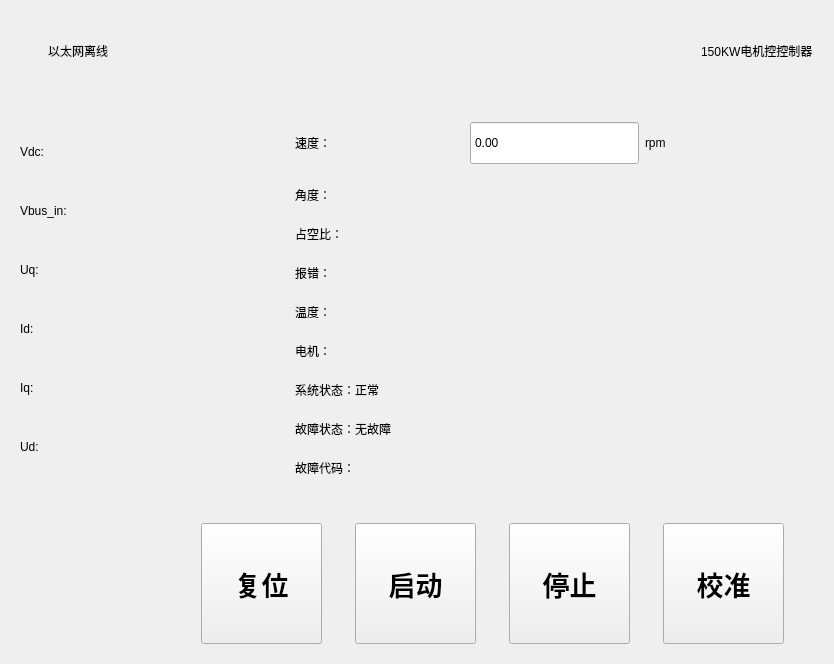
Before: the Qt Designer form src/ui/ctrl_panel.ui in MisakaMikoto128/UDP_Oscilloscope, drawn with Qt 5.
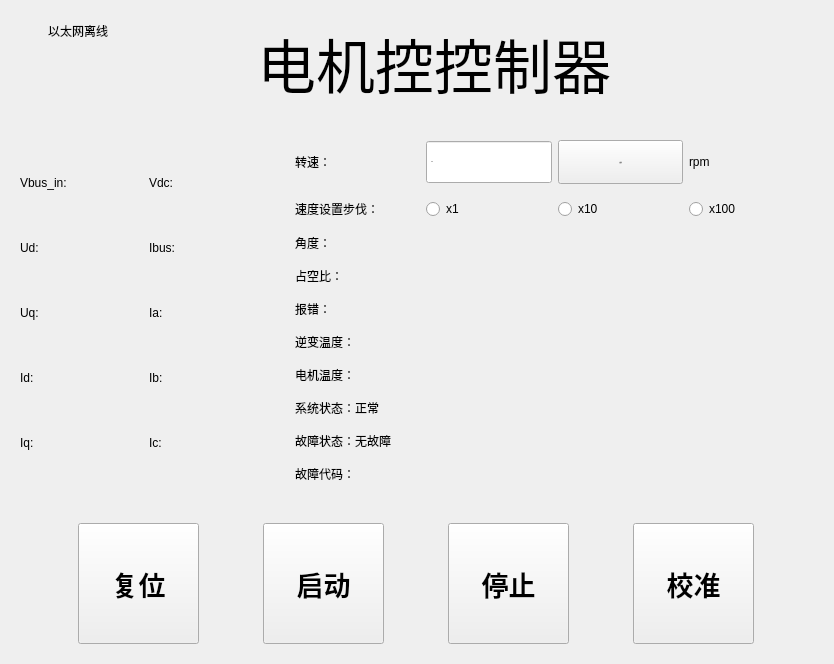
After: the same form once the commit is applied. Custom widgets are drawn as their Qt base class.

Commit message: 监控界面基本功能开发完成

```diff
--- a/src/ui/ctrl_panel.ui
+++ b/src/ui/ctrl_panel.ui
@@ -23,16 +23,6 @@
       </sizepolicy>
      </property>
      <layout class="QHBoxLayout" name="horizontalLayout_3">
-      <item>
-       <widget class="IconInfoBadge" name="badge_fault_status">
-        <property name="maximumSize">
-         <size>
-          <width>121</width>
-          <height>121</height>
-         </size>
-        </property>
-       </widget>
-      </item>
       <item>
        <widget class="PillPushButton" name="btn_reset_dev">
         <property name="sizePolicy">
@@ -175,8 +165,23 @@
        <height>80</height>
       </size>
      </property>
-     <layout class="QHBoxLayout" name="horizontalLayout_2">
-      <item>
+     <layout class="QGridLayout" name="gridLayout_4">
+      <item row="0" column="2" rowspan="2">
+       <widget class="LargeTitleLabel" name="LargeTitleLabel">
+        <property name="font">
+         <font>
+          <family>华文行楷</family>
+          <pointsize>44</pointsize>
+          <weight>50</weight>
+          <bold>false</bold>
+         </font>
+        </property>
+        <property name="text">
+         <string>电机控控制器</string>
+        </property>
+       </widget>
+      </item>
+      <item row="0" column="0">
        <widget class="IconInfoBadge" name="badge_online_status">
         <property name="minimumSize">
          <size>
@@ -195,33 +200,39 @@
         </property>
        </widget>
       </item>
-      <item>
+      <item row="1" column="3">
+       <spacer name="horizontalSpacer_2">
+        <property name="orientation">
+         <enum>Qt::Horizontal</enum>
+        </property>
+        <property name="sizeHint" stdset="0">
+         <size>
+          <width>40</width>
+          <height>20</height>
+         </size>
+        </property>
+       </spacer>
+      </item>
+      <item row="1" column="1">
+       <spacer name="horizontalSpacer">
+        <property name="orientation">
+         <enum>Qt::Horizontal</enum>
+        </property>
+        <property name="sizeHint" stdset="0">
+         <size>
+          <width>40</width>
+          <height>20</height>
+         </size>
+        </property>
+       </spacer>
+      </item>
+      <item row="0" column="1">
        <widget class="SubtitleLabel" name="label_online_status">
         <property name="text">
          <string>以太网离线</string>
         </property>
        </widget>
       </item>
-      <item>
-       <spacer name="horizontalSpacer">
-        <property name="orientation">
-         <enum>Qt::Horizontal</enum>
-        </property>
-        <property name="sizeHint" stdset="0">
-         <size>
-          <width>40</width>
-          <height>20</height>
-         </size>
-        </property>
-       </spacer>
-      </item>
-      <item>
-       <widget class="LargeTitleLabel" name="LargeTitleLabel">
-        <property name="text">
-         <string>150KW电机控控制器</string>
-        </property>
-       </widget>
-      </item>
      </layout>
     </widget>
    </item>
@@ -234,54 +245,8 @@
       </sizepolicy>
      </property>
      <layout class="QGridLayout" name="gridLayout">
-      <item row="4" column="0">
-       <widget class="SubtitleLabel" name="label_id">
-        <property name="sizePolicy">
-         <sizepolicy hsizetype="Preferred" vsizetype="Fixed">
-          <horstretch>0</horstretch>
-          <verstretch>0</verstretch>
-         </sizepolicy>
-        </property>
-        <property name="text">
-         <string>Id:</string>
-        </property>
-        <property name="textFormat">
-         <enum>Qt::MarkdownText</enum>
-        </property>
-        <property name="lightColor" stdset="0">
-         <color>
-          <red>213</red>
-          <green>110</green>
-          <blue>7</blue>
-         </color>
-        </property>
-       </widget>
-      </item>
-      <item row="5" column="0">
-       <widget class="SubtitleLabel" name="iq">
-        <property name="sizePolicy">
-         <sizepolicy hsizetype="Preferred" vsizetype="Fixed">
-          <horstretch>0</horstretch>
-          <verstretch>0</verstretch>
-         </sizepolicy>
-        </property>
-        <property name="text">
-         <string>Iq:</string>
-        </property>
-        <property name="textFormat">
-         <enum>Qt::MarkdownText</enum>
-        </property>
-        <property name="lightColor" stdset="0">
-         <color>
-          <red>213</red>
-          <green>110</green>
-          <blue>7</blue>
-         </color>
-        </property>
-       </widget>
-      </item>
-      <item row="2" column="0">
-       <widget class="SubtitleLabel" name="label_bus_in">
+      <item row="0" column="0">
+       <widget class="SubtitleLabel" name="label_vbus_in">
         <property name="sizePolicy">
          <sizepolicy hsizetype="Preferred" vsizetype="Fixed">
           <horstretch>0</horstretch>
@@ -303,59 +268,7 @@
         </property>
        </widget>
       </item>
-      <item row="3" column="0">
-       <widget class="SubtitleLabel" name="label_uq">
-        <property name="sizePolicy">
-         <sizepolicy hsizetype="Preferred" vsizetype="Fixed">
-          <horstretch>0</horstretch>
-          <verstretch>0</verstretch>
-         </sizepolicy>
-        </property>
-        <property name="text">
-         <string>Uq:</string>
-        </property>
-        <property name="textFormat">
-         <enum>Qt::MarkdownText</enum>
-        </property>
-        <property name="lightColor" stdset="0">
-         <color>
-          <red>213</red>
-          <green>0</green>
-          <blue>39</blue>
-         </color>
-        </property>
-       </widget>
-      </item>
-      <item row="6" column="0">
-       <widget class="SubtitleLabel" name="label_ud">
-        <property name="sizePolicy">
-         <sizepolicy hsizetype="Preferred" vsizetype="Fixed">
-          <horstretch>0</horstretch>
-          <verstretch>0</verstretch>
-         </sizepolicy>
-        </property>
-        <property name="minimumSize">
-         <size>
-          <width>0</width>
-          <height>0</height>
-         </size>
-        </property>
-        <property name="text">
-         <string>Ud:</string>
-        </property>
-        <property name="textFormat">
-         <enum>Qt::MarkdownText</enum>
-        </property>
-        <property name="lightColor" stdset="0">
-         <color>
-          <red>213</red>
-          <green>110</green>
-          <blue>7</blue>
-         </color>
-        </property>
-       </widget>
-      </item>
-      <item row="1" column="0">
+      <item row="0" column="1">
        <widget class="SubtitleLabel" name="label_vdc">
         <property name="sizePolicy">
          <sizepolicy hsizetype="Preferred" vsizetype="Fixed">
@@ -381,6 +294,196 @@
         </property>
        </widget>
       </item>
+      <item row="1" column="0">
+       <widget class="SubtitleLabel" name="label_ud">
+        <property name="sizePolicy">
+         <sizepolicy hsizetype="Preferred" vsizetype="Fixed">
+          <horstretch>0</horstretch>
+          <verstretch>0</verstretch>
+         </sizepolicy>
+        </property>
+        <property name="minimumSize">
+         <size>
+          <width>0</width>
+          <height>0</height>
+         </size>
+        </property>
+        <property name="text">
+         <string>Ud:</string>
+        </property>
+        <property name="textFormat">
+         <enum>Qt::MarkdownText</enum>
+        </property>
+        <property name="lightColor" stdset="0">
+         <color>
+          <red>213</red>
+          <green>110</green>
+          <blue>7</blue>
+         </color>
+        </property>
+       </widget>
+      </item>
+      <item row="1" column="1">
+       <widget class="SubtitleLabel" name="label_ibus">
+        <property name="sizePolicy">
+         <sizepolicy hsizetype="Preferred" vsizetype="Fixed">
+          <horstretch>0</horstretch>
+          <verstretch>0</verstretch>
+         </sizepolicy>
+        </property>
+        <property name="text">
+         <string>Ibus:</string>
+        </property>
+        <property name="textFormat">
+         <enum>Qt::MarkdownText</enum>
+        </property>
+        <property name="lightColor" stdset="0">
+         <color>
+          <red>255</red>
+          <green>5</green>
+          <blue>30</blue>
+         </color>
+        </property>
+       </widget>
+      </item>
+      <item row="2" column="0">
+       <widget class="SubtitleLabel" name="label_uq">
+        <property name="sizePolicy">
+         <sizepolicy hsizetype="Preferred" vsizetype="Fixed">
+          <horstretch>0</horstretch>
+          <verstretch>0</verstretch>
+         </sizepolicy>
+        </property>
+        <property name="text">
+         <string>Uq:</string>
+        </property>
+        <property name="textFormat">
+         <enum>Qt::MarkdownText</enum>
+        </property>
+        <property name="lightColor" stdset="0">
+         <color>
+          <red>213</red>
+          <green>0</green>
+          <blue>39</blue>
+         </color>
+        </property>
+       </widget>
+      </item>
+      <item row="2" column="1">
+       <widget class="SubtitleLabel" name="label_ia">
+        <property name="sizePolicy">
+         <sizepolicy hsizetype="Preferred" vsizetype="Fixed">
+          <horstretch>0</horstretch>
+          <verstretch>0</verstretch>
+         </sizepolicy>
+        </property>
+        <property name="text">
+         <string>Ia:</string>
+        </property>
+        <property name="textFormat">
+         <enum>Qt::MarkdownText</enum>
+        </property>
+        <property name="lightColor" stdset="0">
+         <color>
+          <red>255</red>
+          <green>5</green>
+          <blue>30</blue>
+         </color>
+        </property>
+       </widget>
+      </item>
+      <item row="3" column="0">
+       <widget class="SubtitleLabel" name="label_id">
+        <property name="sizePolicy">
+         <sizepolicy hsizetype="Preferred" vsizetype="Fixed">
+          <horstretch>0</horstretch>
+          <verstretch>0</verstretch>
+         </sizepolicy>
+        </property>
+        <property name="text">
+         <string>Id:</string>
+        </property>
+        <property name="textFormat">
+         <enum>Qt::MarkdownText</enum>
+        </property>
+        <property name="lightColor" stdset="0">
+         <color>
+          <red>213</red>
+          <green>110</green>
+          <blue>7</blue>
+         </color>
+        </property>
+       </widget>
+      </item>
+      <item row="3" column="1">
+       <widget class="SubtitleLabel" name="label_ib">
+        <property name="sizePolicy">
+         <sizepolicy hsizetype="Preferred" vsizetype="Fixed">
+          <horstretch>0</horstretch>
+          <verstretch>0</verstretch>
+         </sizepolicy>
+        </property>
+        <property name="text">
+         <string>Ib:</string>
+        </property>
+        <property name="textFormat">
+         <enum>Qt::MarkdownText</enum>
+        </property>
+        <property name="lightColor" stdset="0">
+         <color>
+          <red>255</red>
+          <green>5</green>
+          <blue>30</blue>
+         </color>
+        </property>
+       </widget>
+      </item>
+      <item row="4" column="0">
+       <widget class="SubtitleLabel" name="label_iq">
+        <property name="sizePolicy">
+         <sizepolicy hsizetype="Preferred" vsizetype="Fixed">
+          <horstretch>0</horstretch>
+          <verstretch>0</verstretch>
+         </sizepolicy>
+        </property>
+        <property name="text">
+         <string>Iq:</string>
+        </property>
+        <property name="textFormat">
+         <enum>Qt::MarkdownText</enum>
+        </property>
+        <property name="lightColor" stdset="0">
+         <color>
+          <red>213</red>
+          <green>110</green>
+          <blue>7</blue>
+         </color>
+        </property>
+       </widget>
+      </item>
+      <item row="4" column="1">
+       <widget class="SubtitleLabel" name="label_ic">
+        <property name="sizePolicy">
+         <sizepolicy hsizetype="Preferred" vsizetype="Fixed">
+          <horstretch>0</horstretch>
+          <verstretch>0</verstretch>
+         </sizepolicy>
+        </property>
+        <property name="text">
+         <string>Ic:</string>
+        </property>
+        <property name="textFormat">
+         <enum>Qt::MarkdownText</enum>
+        </property>
+        <property name="lightColor" stdset="0">
+         <color>
+          <red>255</red>
+          <green>5</green>
+          <blue>30</blue>
+         </color>
+        </property>
+       </widget>
+      </item>
      </layout>
     </widget>
    </item>
@@ -392,8 +495,8 @@
        <verstretch>0</verstretch>
       </sizepolicy>
      </property>
-     <layout class="QVBoxLayout" name="verticalLayout">
-      <item>
+     <layout class="QGridLayout" name="gridLayout_2">
+      <item row="0" column="0">
        <layout class="QHBoxLayout" name="horizontalLayout">
         <property name="sizeConstraint">
          <enum>QLayout::SetFixedSize</enum>
@@ -419,7 +522,7 @@
            </size>
           </property>
           <property name="text">
-           <string>速度：</string>
+           <string>转速：</string>
           </property>
           <property name="textFormat">
            <enum>Qt::MarkdownText</enum>
@@ -446,6 +549,13 @@
             <height>16777215</height>
            </size>
           </property>
+          <property name="font">
+           <font>
+            <pointsize>-1</pointsize>
+            <weight>50</weight>
+            <bold>false</bold>
+           </font>
+          </property>
           <property name="frame">
            <bool>true</bool>
           </property>
@@ -478,6 +588,26 @@
           </property>
          </widget>
         </item>
+        <item>
+         <widget class="PushButton" name="btn_speed_set">
+          <property name="minimumSize">
+           <size>
+            <width>0</width>
+            <height>44</height>
+           </size>
+          </property>
+          <property name="font">
+           <font>
+            <pointsize>-1</pointsize>
+            <weight>50</weight>
+            <bold>false</bold>
+           </font>
+          </property>
+          <property name="text">
+           <string>设置</string>
+          </property>
+         </widget>
+        </item>
         <item>
          <widget class="SubtitleLabel" name="SubtitleLabel_3">
           <property name="sizePolicy">
@@ -499,7 +629,54 @@
         </item>
        </layout>
       </item>
-      <item>
+      <item row="1" column="0">
+       <layout class="QHBoxLayout" name="horizontalLayout_4">
+        <item>
+         <widget class="SubtitleLabel" name="label_speed_2">
+          <property name="sizePolicy">
+           <sizepolicy hsizetype="Preferred" vsizetype="Fixed">
+            <horstretch>0</horstretch>
+            <verstretch>0</verstretch>
+           </sizepolicy>
+          </property>
+          <property name="minimumSize">
+           <size>
+            <width>0</width>
+            <height>0</height>
+           </size>
+          </property>
+          <property name="text">
+           <string>速度设置步伐：</string>
+          </property>
+          <property name="textFormat">
+           <enum>Qt::MarkdownText</enum>
+          </property>
+         </widget>
+        </item>
+        <item>
+         <widget class="RadioButton" name="radio_btn_speed_1">
+          <property name="text">
+           <string>x1</string>
+          </property>
+         </widget>
+        </item>
+        <item>
+         <widget class="RadioButton" name="radio_btn_speed_10">
+          <property name="text">
+           <string>x10</string>
+          </property>
+         </widget>
+        </item>
+        <item>
+         <widget class="RadioButton" name="radio_btn_speed_100">
+          <property name="text">
+           <string>x100</string>
+          </property>
+         </widget>
+        </item>
+       </layout>
+      </item>
+      <item row="2" column="0">
        <widget class="SubtitleLabel" name="label_angle">
         <property name="sizePolicy">
          <sizepolicy hsizetype="Preferred" vsizetype="Fixed">
@@ -515,7 +692,7 @@
         </property>
        </widget>
       </item>
-      <item>
+      <item row="3" column="0">
        <widget class="SubtitleLabel" name="label_duty_cycle">
         <property name="sizePolicy">
          <sizepolicy hsizetype="Preferred" vsizetype="Fixed">
@@ -531,7 +708,7 @@
         </property>
        </widget>
       </item>
-      <item>
+      <item row="4" column="0">
        <widget class="SubtitleLabel" name="label_dev_error">
         <property name="sizePolicy">
          <sizepolicy hsizetype="Preferred" vsizetype="Fixed">
@@ -547,7 +724,7 @@
         </property>
        </widget>
       </item>
-      <item>
+      <item row="5" column="0">
        <widget class="SubtitleLabel" name="label_temperature">
         <property name="sizePolicy">
          <sizepolicy hsizetype="Preferred" vsizetype="Fixed">
@@ -556,15 +733,15 @@
          </sizepolicy>
         </property>
         <property name="text">
-         <string>温度：</string>
+         <string>逆变温度：</string>
         </property>
         <property name="textFormat">
          <enum>Qt::MarkdownText</enum>
         </property>
        </widget>
       </item>
-      <item>
-       <widget class="SubtitleLabel" name="label_motor">
+      <item row="6" column="0">
+       <widget class="SubtitleLabel" name="label_motor_temp">
         <property name="sizePolicy">
          <sizepolicy hsizetype="Preferred" vsizetype="Fixed">
           <horstretch>0</horstretch>
@@ -572,14 +749,14 @@
          </sizepolicy>
         </property>
         <property name="text">
-         <string>电机：</string>
+         <string>电机温度：</string>
         </property>
         <property name="textFormat">
          <enum>Qt::MarkdownText</enum>
         </property>
        </widget>
       </item>
-      <item>
+      <item row="7" column="0">
        <widget class="SubtitleLabel" name="label_sys_status">
         <property name="sizePolicy">
          <sizepolicy hsizetype="Preferred" vsizetype="Fixed">
@@ -595,7 +772,7 @@
         </property>
        </widget>
       </item>
-      <item>
+      <item row="8" column="0">
        <widget class="SubtitleLabel" name="label_fault_status">
         <property name="sizePolicy">
          <sizepolicy hsizetype="Preferred" vsizetype="Fixed">
@@ -611,7 +788,7 @@
         </property>
        </widget>
       </item>
-      <item>
+      <item row="9" column="0">
        <widget class="SubtitleLabel" name="label_fault_code">
         <property name="sizePolicy">
          <sizepolicy hsizetype="Preferred" vsizetype="Fixed">
@@ -643,6 +820,11 @@
    <extends>ToggleButton</extends>
    <header>qfluentwidgets</header>
   </customwidget>
+  <customwidget>
+   <class>RadioButton</class>
+   <extends>QRadioButton</extends>
+   <header>qfluentwidgets</header>
+  </customwidget>
   <customwidget>
    <class>ToggleButton</class>
    <extends>PushButton</extends>
```
The commit also changes 5 other files.
